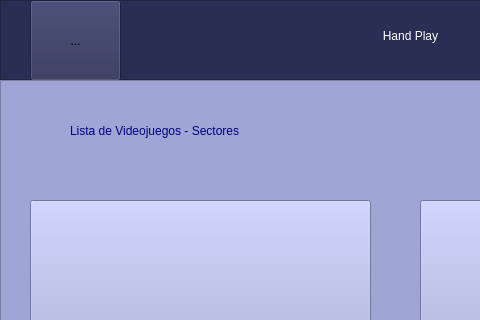
Above: GUI/Sectores.ui from Rainherz/Hand-Play before the change; both pictures show x 0 to 480 and y 0 to 320 of the 802 by 551 pixel window. Below: the same form after it.
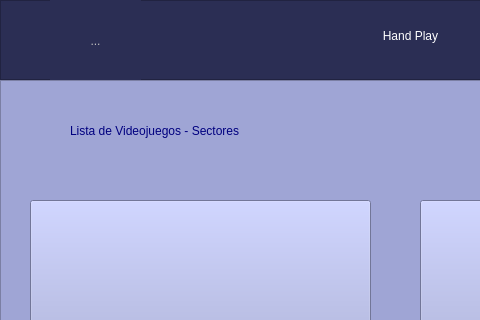
That is the form after the change. Icons and pictures are not drawn.

```diff
--- a/GUI/Sectores.ui
+++ b/GUI/Sectores.ui
@@ -78,11 +78,11 @@
     </widget>
     <widget class="QToolButton" name="toolButton">
      <property name="enabled">
-      <bool>true</bool>
+      <bool>false</bool>
      </property>
      <property name="geometry">
       <rect>
-       <x>30</x>
+       <x>50</x>
        <y>0</y>
        <width>91</width>
        <height>81</height>
@@ -110,6 +110,9 @@
        <height>160</height>
       </size>
      </property>
+     <property name="autoRaise">
+      <bool>true</bool>
+     </property>
     </widget>
    </widget>
    <widget class="QFrame" name="Videojuegos">
```
